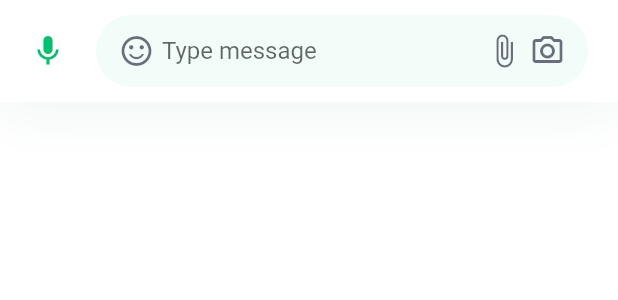
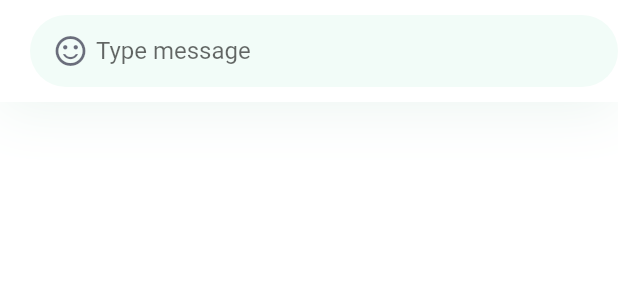
Before and after one commit to heesun-b/chat_app_amplify_V2, a Flutter app: the ChatInputField widget shown alone on an empty page, opened directly, on a phone screen of 412 x 824 dp. Shown: the top 300 px of the screen. Run offline on Flutter 3.47's test engine with Material 2 defaults, Android fonts, the phone set to English and light mode, and no system bars; our stand-ins replace dartz, flutter_svg, form_field_validator; missing offline and left inert: amplify_api, amplify_auth_cognito, amplify_core, amplify_flutter; statements that could not run were skipped.

Commit message:
message screen 수정

```diff
--- a/lib/screens/messages/components/chat_input_field.dart
+++ b/lib/screens/messages/components/chat_input_field.dart
@@ -12,7 +12,7 @@ class ChatInputField extends StatelessWidget {
   Widget build(BuildContext context) {
     return Container(
       padding: const EdgeInsets.symmetric(
-        horizontal: defaultPadding,
+        // horizontal: defaultPadding,
         vertical: defaultPadding / 2,
       ),
       decoration: BoxDecoration(
@@ -28,7 +28,7 @@ class ChatInputField extends StatelessWidget {
       child: SafeArea(
         child: Row(
           children: [
-            const Icon(Icons.mic, color: kPrimaryColor),
+            // const Icon(Icons.mic, color: kPrimaryColor),
             const SizedBox(width: defaultPadding),
             Expanded(
               child: Container(
@@ -53,23 +53,23 @@ class ChatInputField extends StatelessWidget {
                     const Expanded(
                       child: MessageTextField(),
                     ),
-                    Icon(
-                      Icons.attach_file,
-                      color: Theme.of(context)
-                          .textTheme
-                          .bodyLarge!
-                          .color!
-                          .withOpacity(0.64),
-                    ),
-                    const SizedBox(width: defaultPadding / 4),
-                    Icon(
-                      Icons.camera_alt_outlined,
-                      color: Theme.of(context)
-                          .textTheme
-                          .bodyLarge!
-                          .color!
-                          .withOpacity(0.64),
-                    ),
+                    // Icon(
+                    //   Icons.attach_file,
+                    //   color: Theme.of(context)
+                    //       .textTheme
+                    //       .bodyLarge!
+                    //       .color!
+                    //       .withOpacity(0.64),
+                    // ),
+                    // const SizedBox(width: defaultPadding / 4),
+                    // Icon(
+                    //   Icons.camera_alt_outlined,
+                    //   color: Theme.of(context)
+                    //       .textTheme
+                    //       .bodyLarge!
+                    //       .color!
+                    //       .withOpacity(0.64),
+                    // ),
                   ],
                 ),
               ),
```
